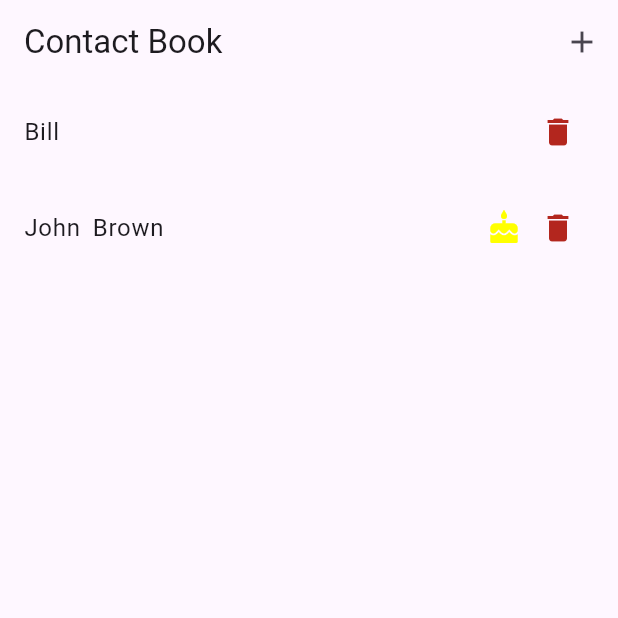
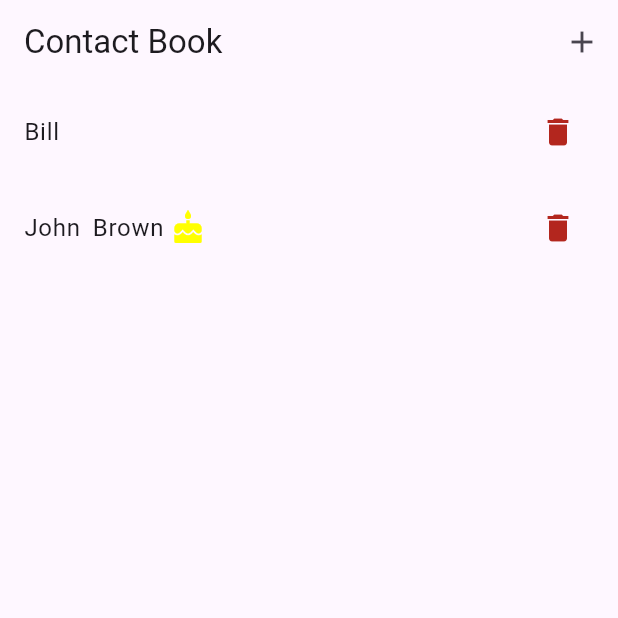
Before and after one commit to Dana-Nam/hw_28, a Flutter app: the screen it shows after launch, on a phone screen of 412 x 824 dp, the top half of it. Run offline on Flutter 3.47's test engine with Material 3 defaults, Android fonts, the phone set to English and light mode, and no system bars.

Commit message:
Added contact screen scroll, deactivate Add button if contact name is empty,

```diff
--- a/lib/screens/contacts_screen.dart
+++ b/lib/screens/contacts_screen.dart
@@ -16,7 +16,8 @@ class ContactsScreen extends StatelessWidget {
 
   @override
   Widget build(BuildContext context) {
-    return Padding(
+    return SingleChildScrollView(
+      child: Padding(
         padding: const EdgeInsets.symmetric(horizontal: 8),
         child: Column(
           children: contacts
@@ -27,6 +28,7 @@ class ContactsScreen extends StatelessWidget {
                   ))
               .toList(),
         ),
+      ),
     );
   }
 }
--- a/lib/widgets/contact_item.dart
+++ b/lib/widgets/contact_item.dart
@@ -29,15 +29,16 @@ class ContactItem extends StatelessWidget {
               SizedBox(width: 8),
               if (contact.surname != null && contact.surname!.isNotEmpty)
                 Text('${contact.surname}', style: bodyLargeStyle),
-            ],
-          ),
-          Row(
-            children: [
+              SizedBox(width: 4),
               if (contact.isBirthday)
                 Icon(
                   Icons.cake,
                   color: Colors.yellowAccent,
                 ),
+            ],
+          ),
+          Row(
+            children: [
               IconButton(
                 icon: Icon(Icons.delete, color: theme.colorScheme.error),
                 onPressed: onDelete,
--- a/lib/widgets/new_contact.dart
+++ b/lib/widgets/new_contact.dart
@@ -16,7 +16,7 @@ class _NewContactState extends State<NewContact> {
   var surname = '';
   var phone = '';
   var email = '';
-  DateTime _birthDate = DateTime.now();
+  DateTime _birthDate = DateTime(1);
 
   void _pickBirthDate() async {
     DateTime? pickedDate = await showDatePicker(
@@ -108,7 +108,7 @@ class _NewContactState extends State<NewContact> {
               const SizedBox(width: 16),
               Expanded(
                 child: ElevatedButton(
-                  onPressed: onSaved,
+                  onPressed: name.trim().isEmpty ? null : onSaved,
                   child: const Text('Add'),
                 ),
               ),
```
Lines whose indentation alone changed are shown as unchanged.
